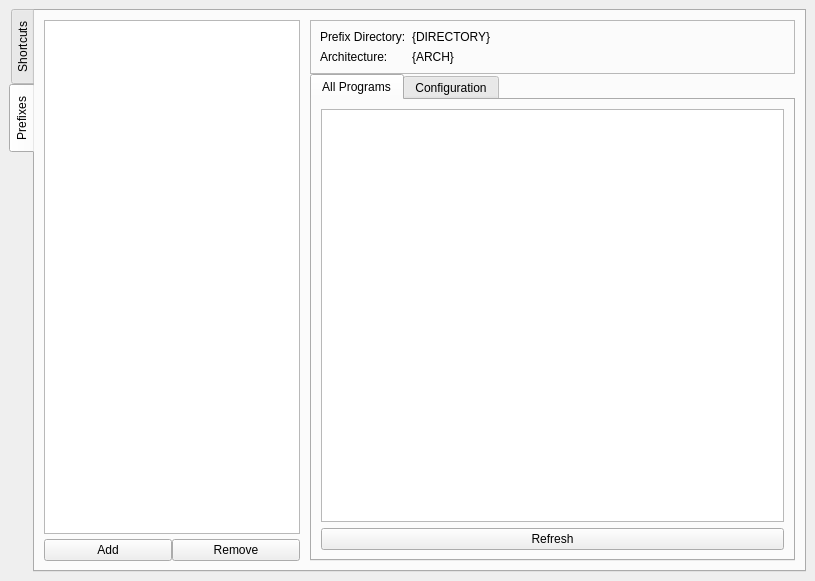
The window that lib/ui/main.ui (Fisk24/Yawpm) describes before a commit, drawn with Qt 5.
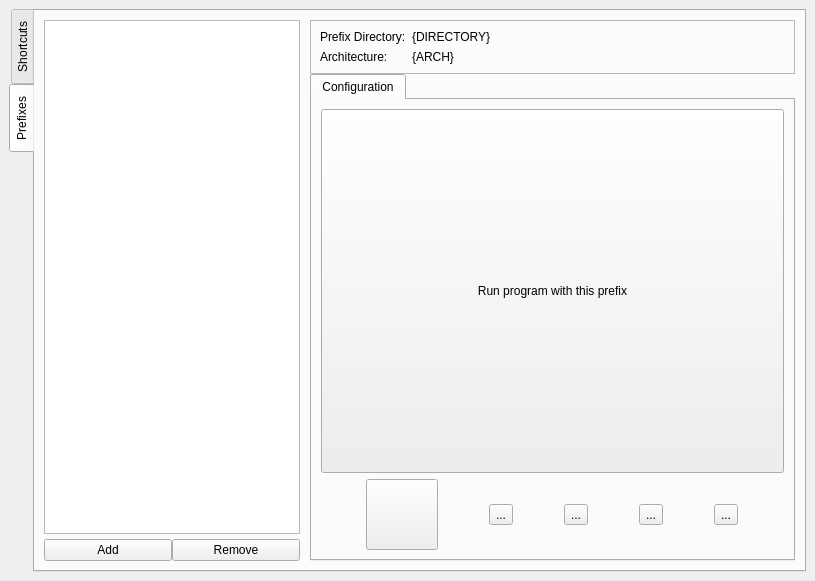
The same window after the commit. Icons and pictures are not drawn.

Commit message: removed All Programs tab, this feature is officialy scrapped!

```diff
--- a/lib/ui/main.ui
+++ b/lib/ui/main.ui
@@ -168,23 +168,6 @@
               <property name="currentIndex">
                <number>0</number>
               </property>
-              <widget class="QWidget" name="tab">
-               <attribute name="title">
-                <string>All Programs</string>
-               </attribute>
-               <layout class="QGridLayout" name="gridLayout_5">
-                <item row="1" column="0">
-                 <widget class="QListWidget" name="allProgramsListWidget"/>
-                </item>
-                <item row="2" column="0">
-                 <widget class="QPushButton" name="refreshProgramsPushButton">
-                  <property name="text">
-                   <string>Refresh</string>
-                  </property>
-                 </widget>
-                </item>
-               </layout>
-              </widget>
               <widget class="QWidget" name="tabWidget_2Page1">
                <attribute name="title">
                 <string>Configuration</string>
```
The commit also changes 3 other files.
